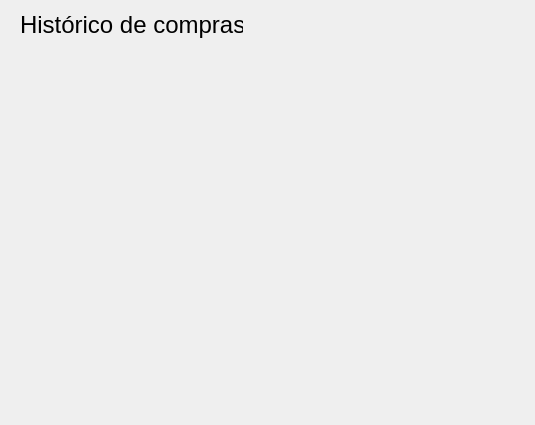
Qt form view/history.ui (PedroGregori/Projeto_Integrador--SENAC_BA-2022) before a commit.
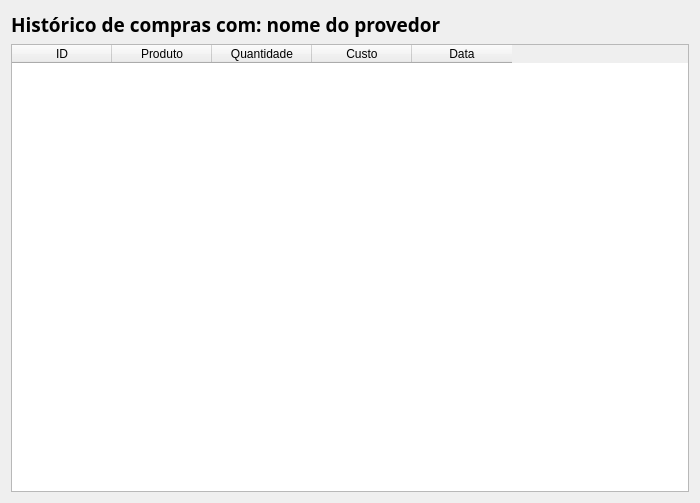
The same form after that commit.

Diff of the .ui file:
```diff
--- a/view/history.ui
+++ b/view/history.ui
@@ -6,31 +6,71 @@
    <rect>
     <x>0</x>
     <y>0</y>
-    <width>535</width>
-    <height>425</height>
+    <width>700</width>
+    <height>503</height>
    </rect>
   </property>
   <property name="windowTitle">
    <string>Form</string>
   </property>
-  <widget class="QLabel" name="label">
-   <property name="geometry">
-    <rect>
-     <x>20</x>
-     <y>10</y>
-     <width>223</width>
-     <height>29</height>
-    </rect>
-   </property>
-   <property name="font">
-    <font>
-     <pointsize>18</pointsize>
-    </font>
-   </property>
-   <property name="text">
-    <string>Histórico de compras</string>
-   </property>
-  </widget>
+  <layout class="QVBoxLayout" name="verticalLayout">
+   <item>
+    <widget class="QLabel" name="label">
+     <property name="font">
+      <font>
+       <family>Segoe UI Semibold</family>
+       <pointsize>14</pointsize>
+       <weight>75</weight>
+       <bold>true</bold>
+      </font>
+     </property>
+     <property name="text">
+      <string>Histórico de compras com: nome do provedor</string>
+     </property>
+    </widget>
+   </item>
+   <item>
+    <widget class="QTableWidget" name="table">
+     <property name="editTriggers">
+      <set>QAbstractItemView::NoEditTriggers</set>
+     </property>
+     <property name="tabKeyNavigation">
+      <bool>false</bool>
+     </property>
+     <property name="selectionMode">
+      <enum>QAbstractItemView::SingleSelection</enum>
+     </property>
+     <property name="selectionBehavior">
+      <enum>QAbstractItemView::SelectRows</enum>
+     </property>
+     <column>
+      <property name="text">
+       <string>ID</string>
+      </property>
+     </column>
+     <column>
+      <property name="text">
+       <string>Produto</string>
+      </property>
+     </column>
+     <column>
+      <property name="text">
+       <string>Quantidade</string>
+      </property>
+     </column>
+     <column>
+      <property name="text">
+       <string>Custo</string>
+      </property>
+     </column>
+     <column>
+      <property name="text">
+       <string>Data</string>
+      </property>
+     </column>
+    </widget>
+   </item>
+  </layout>
  </widget>
  <resources/>
  <connections/>
```
